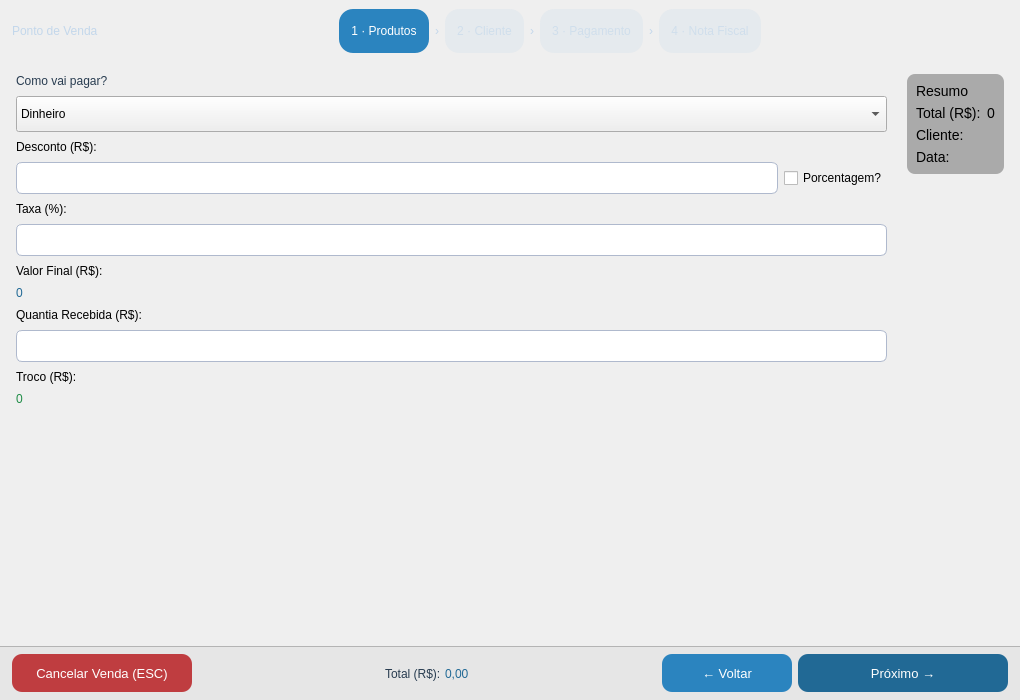
GabR36/QEstoqueLoja, file src/venda.ui: the form before one commit.
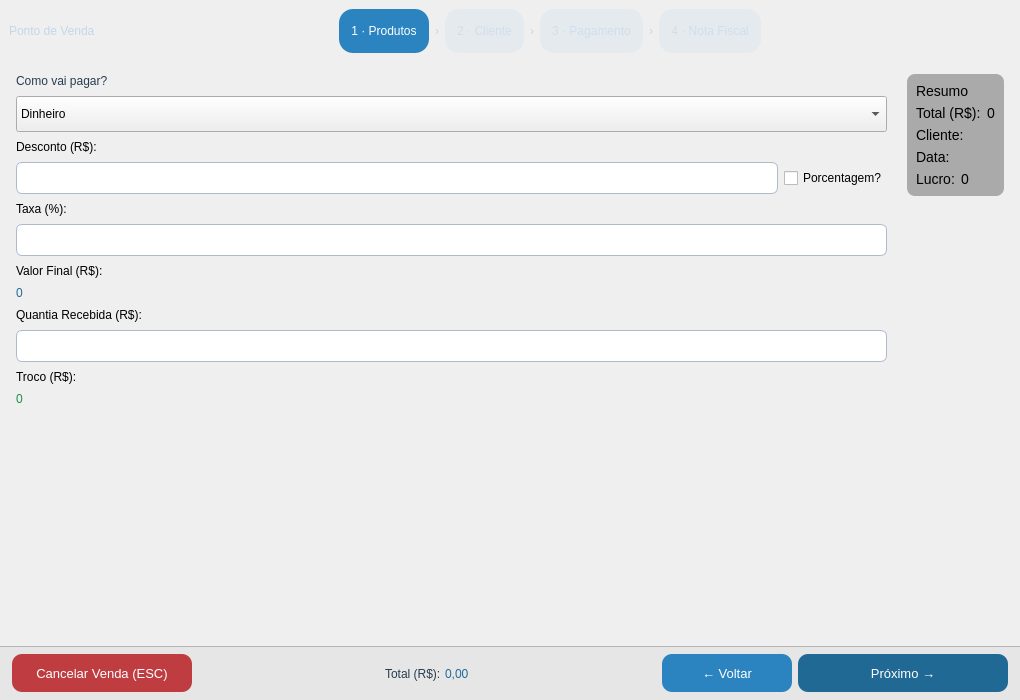
The form after the commit. The open tabs and pages were chosen to show the change. Icons and pictures are not drawn. Custom widgets are drawn as their Qt base class.

Commit message: Funções para cálculo de lucro estimado da venda com dto

The edit to the form file:
```diff
--- a/src/venda.ui
+++ b/src/venda.ui
@@ -143,13 +143,7 @@
      <property name="frameShape">
       <enum>QFrame::Shape::NoFrame</enum>
      </property>
-     <layout class="QHBoxLayout" name="headerLayout">
-      <property name="leftMargin">
-       <number>12</number>
-      </property>
-      <property name="rightMargin">
-       <number>12</number>
-      </property>
+     <layout class="QHBoxLayout" name="horizontalLayout_3">
       <item>
        <widget class="QLabel" name="label_8">
         <property name="styleSheet">
@@ -1066,6 +1060,24 @@
               </item>
              </layout>
             </item>
+            <item>
+             <layout class="QHBoxLayout" name="horizontalLayout_2">
+              <item>
+               <widget class="QLabel" name="label_9">
+                <property name="text">
+                 <string>Lucro:</string>
+                </property>
+               </widget>
+              </item>
+              <item>
+               <widget class="QLabel" name="Lbl_Lucro">
+                <property name="text">
+                 <string>0</string>
+                </property>
+               </widget>
+              </item>
+             </layout>
+            </item>
            </layout>
           </widget>
          </item>
```
Left out of the diff: 2 changed lines with no effect on the pictures. The commit also changes 7 other files.
